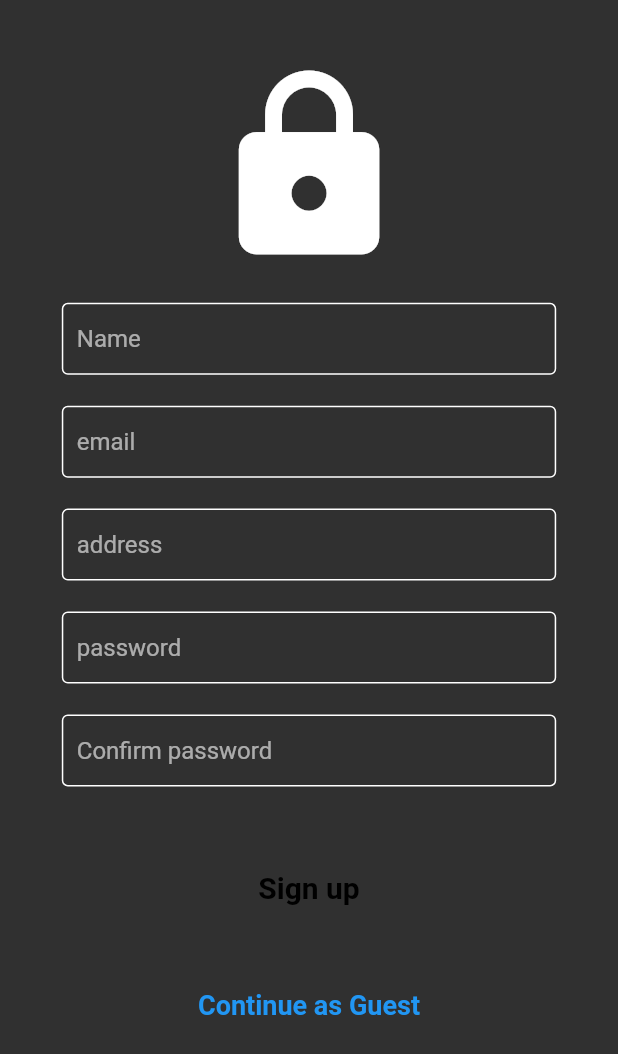
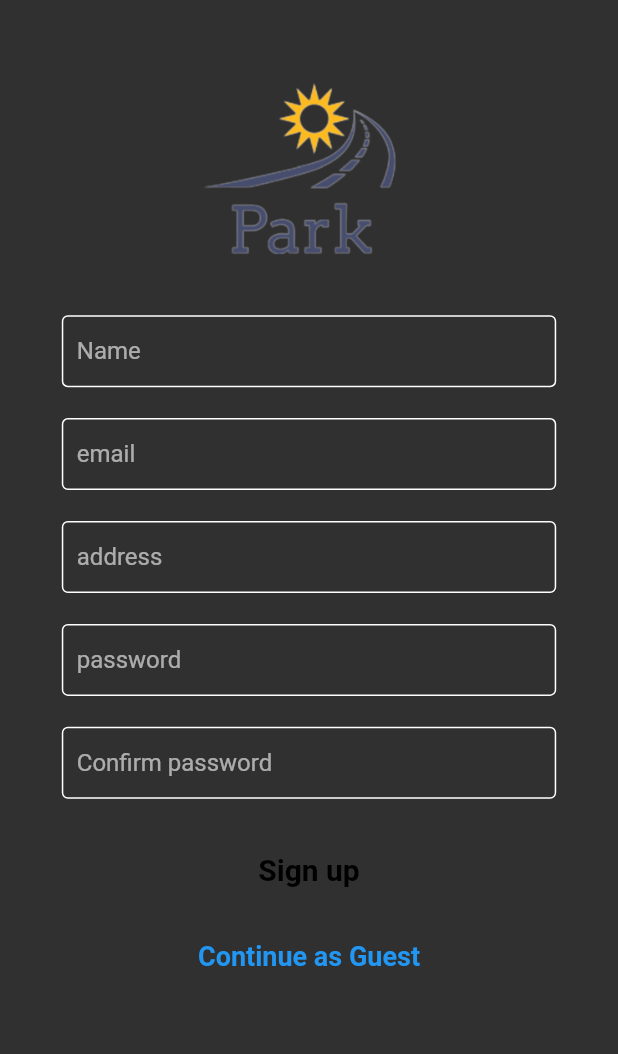
Before and after one commit to PrabeshTimilsina/ParkEase, a Flutter app: the screen it shows after launch, after a tap on "Sign up", on a phone screen of 412 x 824 dp. Shown: the top 1054 px of the screen. Run offline on Flutter 3.47's test engine with Material 2 defaults, Android fonts, the phone set to English and light mode, and no system bars.

Commit message:
Added logo

```diff
--- a/frontend/lib/presentation/pages/login.dart
+++ b/frontend/lib/presentation/pages/login.dart
@@ -21,9 +21,8 @@ class Home extends StatelessWidget {
                 SizedBox(height: mediaquery.height * 0.05),
                 Image.asset(
                   'assets/images/Logo.png',
-                  fit: BoxFit.cover,
-                  width: 100,
-                  height: 100,
+                  width: 150,
+                  height: 150,
                 ),
                 SizedBox(height: mediaquery.height * 0.025),
                 const Text(
--- a/frontend/lib/presentation/pages/register.dart
+++ b/frontend/lib/presentation/pages/register.dart
@@ -20,9 +20,10 @@ class Register extends StatelessWidget {
             child: Column(
               children: [
                 SizedBox(height: mediaquery.height * 0.05),
-                Icon(
-                  Icons.lock,
-                  size: mediaquery.height * 0.17,
+                Image.asset(
+                  'assets/images/Logo.png',
+                  width: mediaquery.height * 0.18,
+                  height: mediaquery.height * 0.18,
                 ),
                 SizedBox(height: mediaquery.height * 0.025),
                 MyTextField(
@@ -55,13 +56,10 @@ class Register extends StatelessWidget {
                   obscureText: true,
                 ),
                 SizedBox(height: mediaquery.height * 0.025),
-                SizedBox(
-                  height: mediaquery.height * 0.025,
-                ),
                 const MyButton(
                   buttonName: 'Sign up',
                 ),
-                SizedBox(height: mediaquery.height * 0.05),
+                SizedBox(height: mediaquery.height * 0.025),
                 GestureDetector(
                   onTap: () {
                     Navigator.push(context,
```
